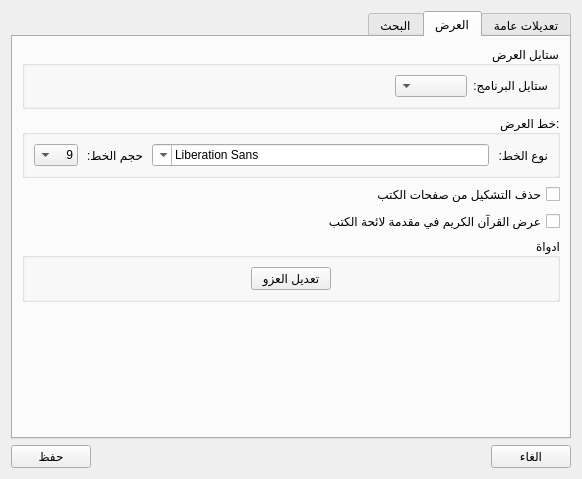
Qt form src/settingsdialog.ui (boussouira/moltaqa) before a commit.
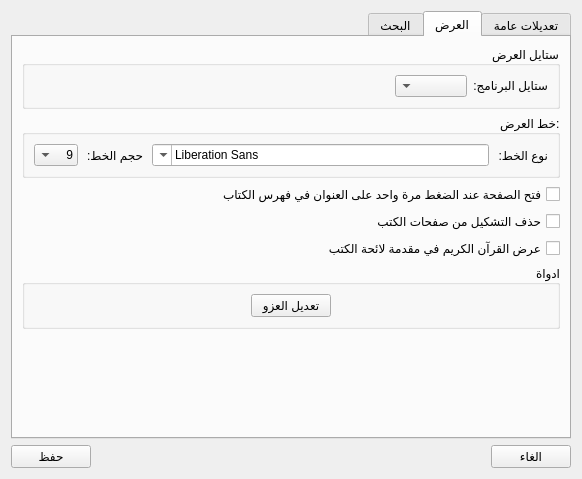
The same form after that commit. The open tabs and pages were chosen to show the change.

Commit message: Open page with a single click on index widget

Diff of the .ui file:
```diff
--- a/src/settingsdialog.ui
+++ b/src/settingsdialog.ui
@@ -310,6 +310,13 @@
          </layout>
         </widget>
        </item>
+       <item>
+        <widget class="QCheckBox" name="checkSingleIndexClick">
+         <property name="text">
+          <string>فتح الصفحة عند الضغط مرة واحد على العنوان في فهرس الكتاب</string>
+         </property>
+        </widget>
+       </item>
        <item>
         <widget class="QCheckBox" name="checkRemoveTashekil">
          <property name="text">
```
The commit also changes 3 other files.
